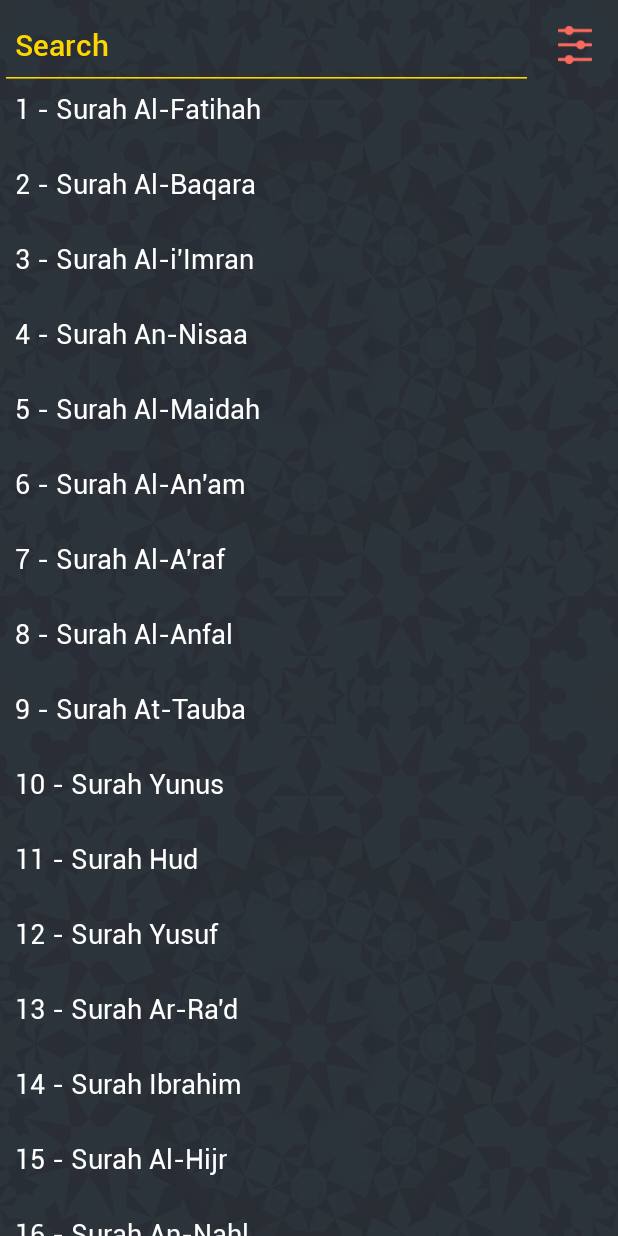
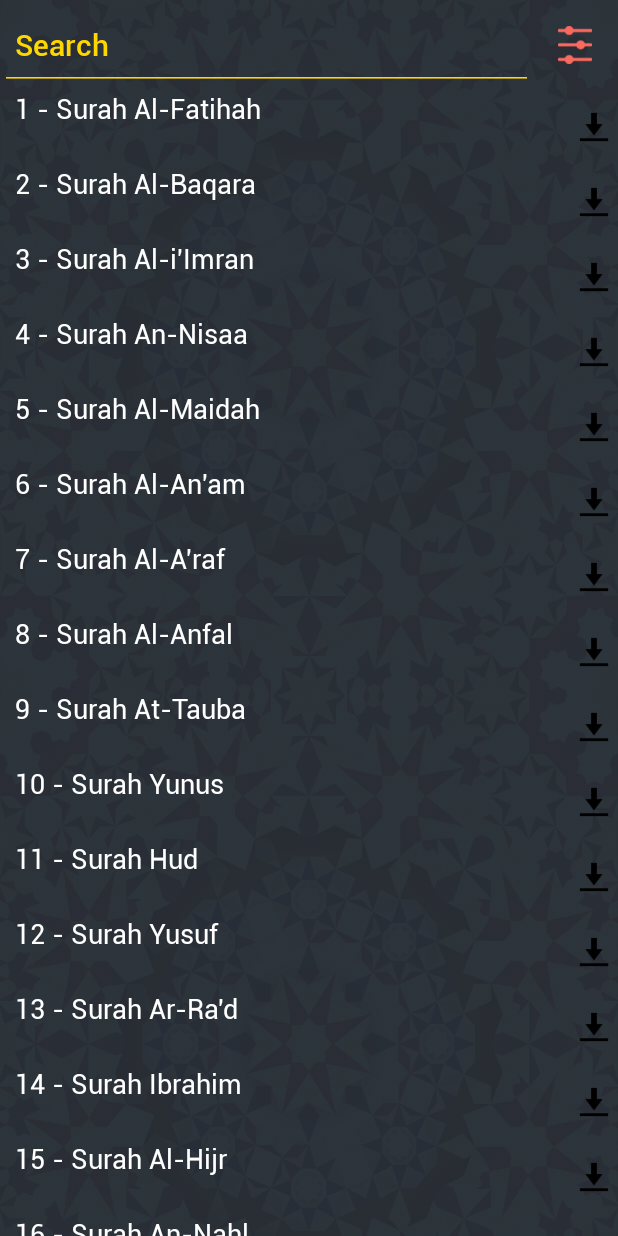
Before and after one commit to CrownStack/demo-Warattil, an Android app: the MainActivity screen opened directly, with no data from a screen before it, after a tap on an icon or button, on a phone screen of 412 x 824 dp. Run offline under Robolectric (Android 15) with nearby library versions, the light colour scheme and no system bars; our stand-ins replace ButterKnife.

Commit message:
Added downloader according to reciter

```diff
--- a/app/build.gradle
+++ b/app/build.gradle
@@ -21,6 +21,7 @@ android {
     productFlavors {
         developer {
            buildConfigField 'String', 'HOST_URL', '"http://www.outdoorbranding.com/for_clients/Quran_App/Surah/"'
+            buildConfigField 'String', 'HOST_URL_TWO', '"http://www.outdoorbranding.com/for_clients/Quran_App/Surah2/"'
         }
     }
 }
--- a/app/src/main/java/app/com/warattil/activities/MainActivity.java
+++ b/app/src/main/java/app/com/warattil/activities/MainActivity.java
@@ -1,6 +1,8 @@
 package app.com.warattil.activities;
 
 import android.Manifest;
+import android.content.BroadcastReceiver;
+import android.content.Context;
 import android.content.Intent;
 import android.content.pm.PackageManager;
 import android.support.annotation.NonNull;
@@ -91,7 +93,7 @@ public class MainActivity extends AppCompatActivity implements Constants {
         recyclerViewSurah.setHasFixedSize(true);
         RecyclerView.LayoutManager mLayoutManager = new LinearLayoutManager(this);
         recyclerViewSurah.setLayoutManager(mLayoutManager);
-        mAdapter = new SurahAdapter(MainActivity.this, mLanguageType, surahs);
+        mAdapter = new SurahAdapter(MainActivity.this, mLanguageType, mReciterType, surahs);
         recyclerViewSurah.setAdapter(mAdapter);
         mAdapter.notifyDataSetChanged();
         searchFilter();
--- a/app/src/main/java/app/com/warattil/adapter/SurahAdapter.java
+++ b/app/src/main/java/app/com/warattil/adapter/SurahAdapter.java
@@ -2,11 +2,11 @@ package app.com.warattil.adapter;
 
 import android.content.Context;
 import android.support.v7.widget.RecyclerView;
-import android.util.Log;
 import android.view.Gravity;
 import android.view.LayoutInflater;
 import android.view.View;
 import android.view.ViewGroup;
+import android.widget.ImageView;
 import android.widget.LinearLayout;
 import android.widget.TextView;
 
@@ -23,11 +23,13 @@ public class SurahAdapter extends RecyclerView.Adapter<SurahAdapter.ViewHolder>
     private List<Surah> mSurahs = new ArrayList<>();
 
     private final String mLanguageType;
+    private final String mReciterType;
     private final Context mContext;
 
-    public SurahAdapter(Context context, String languageType, List<Surah> surahs) {
+    public SurahAdapter(Context context, String languageType, String reciterType, List<Surah> surahs) {
         this.mContext = context;
         this.mLanguageType = languageType;
+        this.mReciterType = reciterType;
         this.mSurahs = surahs;
     }
 
@@ -59,19 +61,24 @@ public class SurahAdapter extends RecyclerView.Adapter<SurahAdapter.ViewHolder>
         holder.mLinearLayout.setOnClickListener(new View.OnClickListener() {
             @Override
             public void onClick(View v) {
-                DownloadingTask.getInstance(mContext).startDownload(surah.getF_name());
-                Log.e("getF_name:", surah.getF_name2());
+                if(mReciterType.equals("PREF_RECITER_SHEIKH")) {
+                    DownloadingTask.getInstance(mContext).startSheikhDownload(surah.getFirstReciter());
+                } else if(mReciterType.equals("PREF_RECITER_NOURALLAH")) {
+                    DownloadingTask.getInstance(mContext).startNOURALLAHDownload(surah.getSecondReciter());
+                }
             }
         });
     }
 
     public class ViewHolder extends RecyclerView.ViewHolder {
         private final TextView mTextViewLanguage;
+        private final ImageView mImageViewDownload;
         private final LinearLayout mLinearLayout;
 
         public ViewHolder(View view) {
             super(view);
             mTextViewLanguage = (TextView) view.findViewById(R.id.text_view_item_language);
+            mImageViewDownload = (ImageView) view.findViewById(R.id.image_view_downlaod);
             mLinearLayout = (LinearLayout) view.findViewById(R.id.ll_item);
             FontHelper.setFontFace(mTextViewLanguage);
         }
--- a/app/src/main/java/app/com/warattil/model/Surah.java
+++ b/app/src/main/java/app/com/warattil/model/Surah.java
@@ -4,15 +4,15 @@ package app.com.warattil.model;
 public class Surah {
 
     private int id;
-    private String f_name;
-    private String f_name2;
+    private String FirstReciter;
+    private String SecondReciter;
     private String titleEnglish;
     private String titleArabic;
 
     public Surah(String f_name2, int id, String f_name, String titleEnglish, String titleArabic) {
         this.id = id;
-        this.f_name2 = f_name2;
-        this.f_name = f_name;
+        this.SecondReciter = f_name2;
+        this.FirstReciter = f_name;
         this.titleEnglish = titleEnglish;
         this.titleArabic = titleArabic;
     }
@@ -25,20 +25,20 @@ public class Surah {
         this.id = id;
     }
 
-    public String getF_name2() {
-        return f_name2;
+    public String getSecondReciter() {
+        return SecondReciter;
     }
 
-    public void setF_name2(String f_name2) {
-        this.f_name2 = f_name2;
+    public void setSecondReciter(String secondReciter) {
+        this.SecondReciter = secondReciter;
     }
 
-    public String getF_name() {
-        return f_name;
+    public String getFirstReciter() {
+        return FirstReciter;
     }
 
-    public void setF_name(String f_name) {
-        this.f_name = f_name;
+    public void setFirstReciter(String firstReciter) {
+        this.FirstReciter = firstReciter;
     }
 
     public String getTitleEnglish() {
--- a/app/src/main/java/app/com/warattil/utils/Constants.java
+++ b/app/src/main/java/app/com/warattil/utils/Constants.java
@@ -5,7 +5,7 @@ public interface Constants {
 
     String DOWNLOAD_BASE_PATH      = "/warattil";
     String PRAYER_DIR_PATH         = "/warattil/prayer";
-    String FILE_EXTENSION          = ".mp3";
+    String PRAYER_TWO_DIR_PATH     = "/warattil/prayerTwo";
 
     String PREF_LANGUAGE           = "PREF_LANGUAGE";
     String PREF_LANGUAGE_ENGLISH   = "PREF_LANGUAGE_ENGLISH";
@@ -13,5 +13,4 @@ public interface Constants {
     String PREF_RECITER            = "PREF_RECITER";
     String PREF_RECITER_SHEIKH     = "PREF_RECITER_SHEIKH";
     String PREF_RECITER_NOURALLAH  = "PREF_RECITER_NOURALLAH";
-
 }
--- a/app/src/main/res/layout/list_item.xml
+++ b/app/src/main/res/layout/list_item.xml
@@ -1,7 +1,10 @@
 <?xml version="1.0" encoding="utf-8"?>
 <LinearLayout xmlns:android="http://schemas.android.com/apk/res/android"
+        xmlns:adroid="http://schemas.android.com/apk/res-auto"
         android:layout_width="match_parent"
         android:layout_height="@dimen/linear_layout_list_item_height"
+        android:orientation="horizontal"
+        android:weightSum="1"
         android:id="@+id/ll_item">
 
     <TextView
@@ -11,6 +14,16 @@
             android:layout_height="match_parent"
             android:text=""
             android:textSize="@dimen/text_normal_size"
+            android:layout_weight=".9"
             android:textColor="@color/colorWhite"/>
 
+    <ImageView
+            android:id="@+id/image_view_downlaod"
+            android:layout_width="@dimen/image_view_width"
+            android:layout_height="@dimen/image_view_height"
+            android:layout_gravity="center"
+            android:layout_marginRight="5dp"
+            android:layout_weight=".1"
+            android:src="@drawable/ic_download"/>
+
 </LinearLayout>
```
Also changed, not shown: app/src/main/java/app/com/warattil/utils/DownloadingTask.java (+14 -3 lines), app/src/main/res/drawable/ic_download.png (added).
